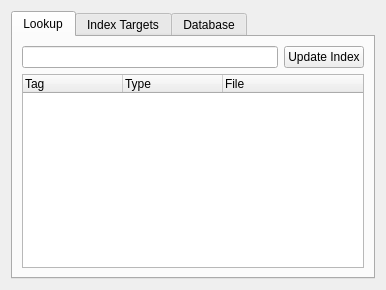
Old version of the form addons/kate-ctags/kate_ctags.ui in the repository KDE/kate.
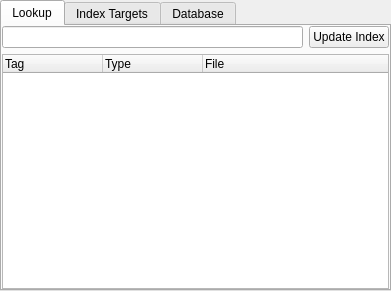
New version of the form. Custom widgets are drawn as their Qt base class.

Commit message: Add ctags to the list of plugins with removed margins

Patch:
```diff
--- a/addons/kate-ctags/kate_ctags.ui
+++ b/addons/kate-ctags/kate_ctags.ui
@@ -2,7 +2,27 @@
 <ui version="4.0">
  <class>kateCtags</class>
  <widget class="QWidget" name="kateCtags">
+  <property name="geometry">
+   <rect>
+    <x>0</x>
+    <y>0</y>
+    <width>391</width>
+    <height>291</height>
+   </rect>
+  </property>
   <layout class="QVBoxLayout" name="verticalLayout">
+   <property name="leftMargin">
+    <number>0</number>
+   </property>
+   <property name="topMargin">
+    <number>0</number>
+   </property>
+   <property name="rightMargin">
+    <number>0</number>
+   </property>
+   <property name="bottomMargin">
+    <number>0</number>
+   </property>
    <item>
     <widget class="QTabWidget" name="tabWidget">
      <property name="currentIndex">
@@ -13,6 +33,18 @@
        <string>Lookup</string>
       </attribute>
       <layout class="QGridLayout" name="gridLayout">
+       <property name="leftMargin">
+        <number>0</number>
+       </property>
+       <property name="topMargin">
+        <number>0</number>
+       </property>
+       <property name="rightMargin">
+        <number>0</number>
+       </property>
+       <property name="bottomMargin">
+        <number>0</number>
+       </property>
        <item row="0" column="0">
         <widget class="QLineEdit" name="inputEdit">
          <property name="showClearButton" stdset="0">
```
Left out of the diff: 21 changed lines with no effect on the pictures.
